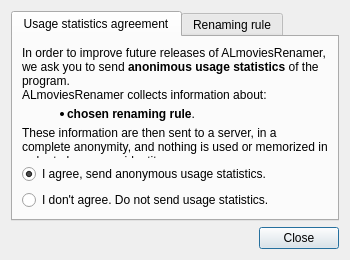
The window that src/ui/preferences_dialog.ui (albemala/almoviesrenamer) describes before a commit, drawn with Qt 5.
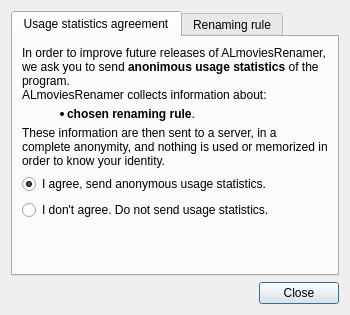
The same window after the commit. The open tabs and pages were chosen to show the change. Icons and pictures are not drawn.

Commit message:
merged PreferencesDialog into gui module
added new renaming rule preferences

some changes on preferences handling

The edit to the form file:
```diff
--- a/src/ui/preferences_dialog.ui
+++ b/src/ui/preferences_dialog.ui
@@ -6,8 +6,8 @@
    <rect>
     <x>0</x>
     <y>0</y>
-    <width>320</width>
-    <height>260</height>
+    <width>323</width>
+    <height>315</height>
    </rect>
   </property>
   <property name="windowTitle">
@@ -30,6 +30,12 @@
       <layout class="QVBoxLayout" name="verticalLayout_3">
        <item>
         <widget class="QLabel" name="label_13">
+         <property name="sizePolicy">
+          <sizepolicy hsizetype="Preferred" vsizetype="Fixed">
+           <horstretch>0</horstretch>
+           <verstretch>0</verstretch>
+          </sizepolicy>
+         </property>
          <property name="text">
           <string>&lt;!DOCTYPE HTML PUBLIC &quot;-//W3C//DTD HTML 4.0//EN&quot; &quot;http://www.w3.org/TR/REC-html40/strict.dtd&quot;&gt;
 &lt;html&gt;&lt;head&gt;&lt;meta name=&quot;qrichtext&quot; content=&quot;1&quot; /&gt;&lt;style type=&quot;text/css&quot;&gt;
```
Left out of the diff: 17 changed lines with no effect on the pictures. The commit also changes 6 other files.
